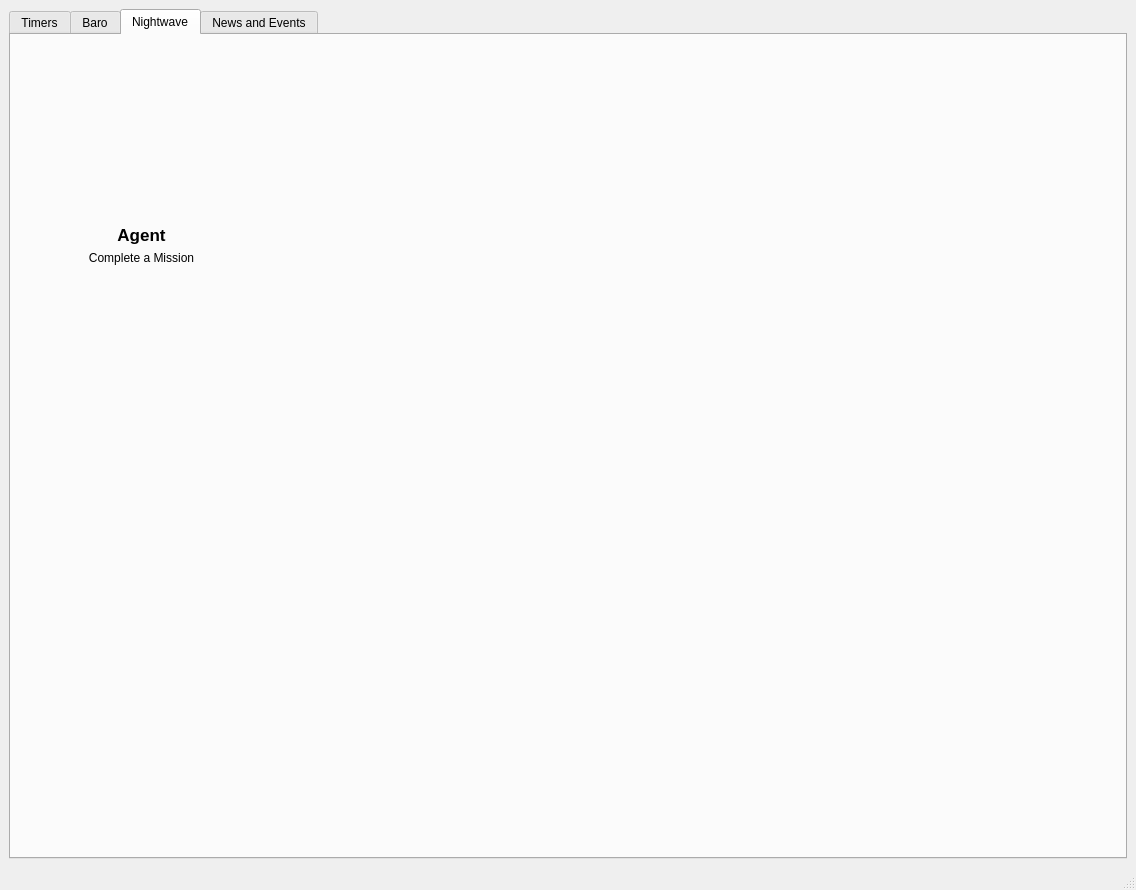
mahmed2000/wf-worldstate, file gui_base.ui: the form before one commit.
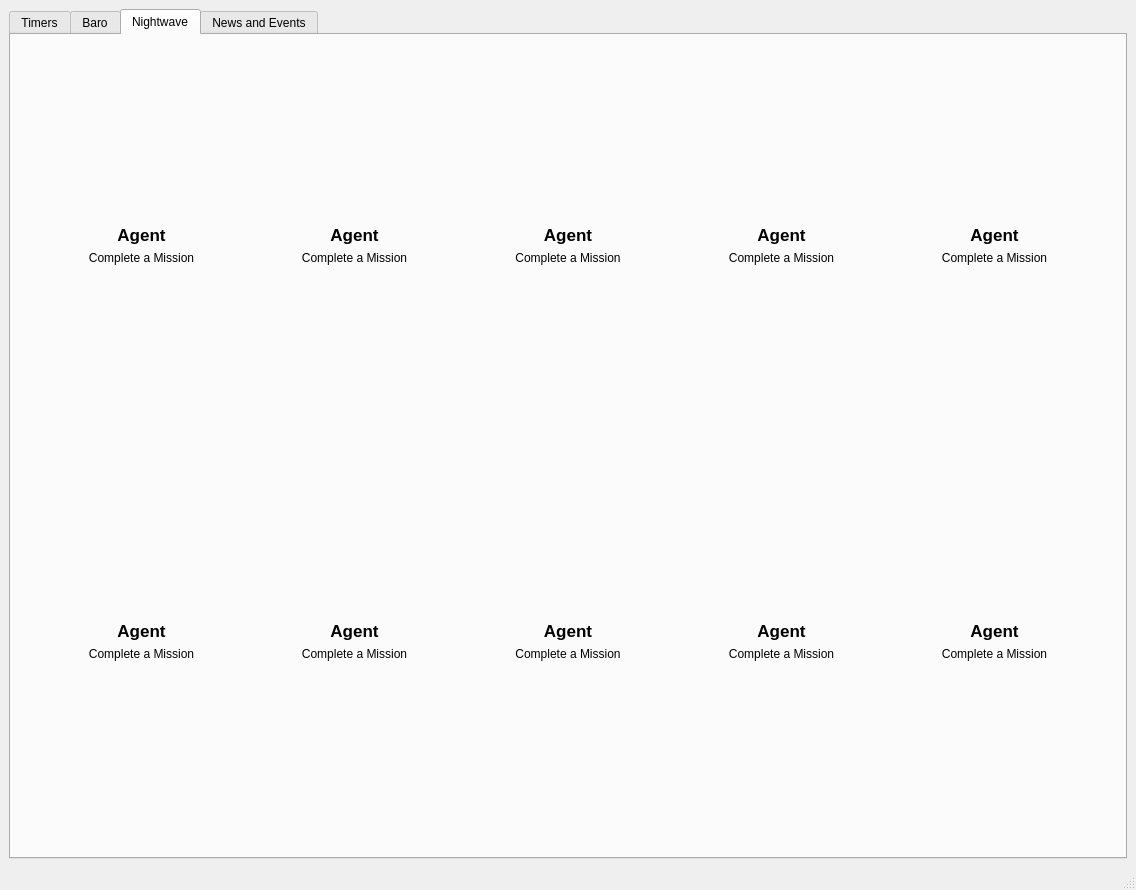
The form after the commit. The open tabs and pages were chosen to show the change. Custom widgets are drawn as their Qt base class.

Commit message: Using Promoted widgets to handle dynamic elements

Patch:
```diff
--- a/gui_base.ui
+++ b/gui_base.ui
@@ -938,22 +938,134 @@
                </item>
                <item>
                 <widget class="QWidget" name="NightwaveDaily2" native="true">
-                 <layout class="QVBoxLayout" name="verticalLayout_21"/>
+                 <layout class="QVBoxLayout" name="verticalLayout">
+                  <item>
+                   <widget class="QLabel" name="Daily2Name">
+                    <property name="font">
+                     <font>
+                      <pointsize>13</pointsize>
+                      <weight>75</weight>
+                      <bold>true</bold>
+                     </font>
+                    </property>
+                    <property name="text">
+                     <string>Agent</string>
+                    </property>
+                    <property name="alignment">
+                     <set>Qt::AlignBottom|Qt::AlignHCenter</set>
+                    </property>
+                   </widget>
+                  </item>
+                  <item>
+                   <widget class="QLabel" name="Daily2Desc">
+                    <property name="text">
+                     <string>Complete a Mission</string>
+                    </property>
+                    <property name="alignment">
+                     <set>Qt::AlignHCenter|Qt::AlignTop</set>
+                    </property>
+                   </widget>
+                  </item>
+                 </layout>
                 </widget>
                </item>
                <item>
                 <widget class="QWidget" name="NightwaveDaily3" native="true">
-                 <layout class="QVBoxLayout" name="verticalLayout_22"/>
+                 <layout class="QVBoxLayout" name="verticalLayout_20">
+                  <item>
+                   <widget class="QLabel" name="Daily3Name">
+                    <property name="font">
+                     <font>
+                      <pointsize>13</pointsize>
+                      <weight>75</weight>
+                      <bold>true</bold>
+                     </font>
+                    </property>
+                    <property name="text">
+                     <string>Agent</string>
+                    </property>
+                    <property name="alignment">
+                     <set>Qt::AlignBottom|Qt::AlignHCenter</set>
+                    </property>
+                   </widget>
+                  </item>
+                  <item>
+                   <widget class="QLabel" name="Daily3Desc">
+                    <property name="text">
+                     <string>Complete a Mission</string>
+                    </property>
+                    <property name="alignment">
+                     <set>Qt::AlignHCenter|Qt::AlignTop</set>
+                    </property>
+                   </widget>
+                  </item>
+                 </layout>
                 </widget>
                </item>
                <item>
                 <widget class="QWidget" name="NightwaveWeekly1" native="true">
-                 <layout class="QVBoxLayout" name="verticalLayout_23"/>
+                 <layout class="QVBoxLayout" name="verticalLayout_21">
+                  <item>
+                   <widget class="QLabel" name="Weekly1Name">
+                    <property name="font">
+                     <font>
+                      <pointsize>13</pointsize>
+                      <weight>75</weight>
+                      <bold>true</bold>
+                     </font>
+                    </property>
+                    <property name="text">
+                     <string>Agent</string>
+                    </property>
+                    <property name="alignment">
+                     <set>Qt::AlignBottom|Qt::AlignHCenter</set>
+                    </property>
+                   </widget>
+                  </item>
+                  <item>
+                   <widget class="QLabel" name="Weekly1Desc">
+                    <property name="text">
+                     <string>Complete a Mission</string>
+                    </property>
+                    <property name="alignment">
+                     <set>Qt::AlignHCenter|Qt::AlignTop</set>
+                    </property>
+                   </widget>
+                  </item>
+                 </layout>
                 </widget>
                </item>
                <item>
                 <widget class="QWidget" name="NightwaveWeekly2" native="true">
-                 <layout class="QVBoxLayout" name="verticalLayout_24"/>
+                 <layout class="QVBoxLayout" name="verticalLayout_22">
+                  <item>
+                   <widget class="QLabel" name="Weekly2Name">
+                    <property name="font">
+                     <font>
+                      <pointsize>13</pointsize>
+                      <weight>75</weight>
+                      <bold>true</bold>
+                     </font>
+                    </property>
+                    <property name="text">
+                     <string>Agent</string>
+                    </property>
+                    <property name="alignment">
+                     <set>Qt::AlignBottom|Qt::AlignHCenter</set>
+                    </property>
+                   </widget>
+                  </item>
+                  <item>
+                   <widget class="QLabel" name="Weekly2Desc">
+                    <property name="text">
+                     <string>Complete a Mission</string>
+                    </property>
+                    <property name="alignment">
+                     <set>Qt::AlignHCenter|Qt::AlignTop</set>
+                    </property>
+                   </widget>
+                  </item>
+                 </layout>
                 </widget>
                </item>
               </layout>
@@ -964,27 +1076,167 @@
               <layout class="QHBoxLayout" name="horizontalLayout_9">
                <item>
                 <widget class="QWidget" name="NightwaveWeekly3" native="true">
-                 <layout class="QVBoxLayout" name="verticalLayout_25"/>
+                 <layout class="QVBoxLayout" name="verticalLayout_23">
+                  <item>
+                   <widget class="QLabel" name="Weekly3Name">
+                    <property name="font">
+                     <font>
+                      <pointsize>13</pointsize>
+                      <weight>75</weight>
+                      <bold>true</bold>
+                     </font>
+                    </property>
+                    <property name="text">
+                     <string>Agent</string>
+                    </property>
+                    <property name="alignment">
+                     <set>Qt::AlignBottom|Qt::AlignHCenter</set>
+                    </property>
+                   </widget>
+                  </item>
+                  <item>
+                   <widget class="QLabel" name="Weekly3Desc">
+                    <property name="text">
+                     <string>Complete a Mission</string>
+                    </property>
+                    <property name="alignment">
+                     <set>Qt::AlignHCenter|Qt::AlignTop</set>
+                    </property>
+                   </widget>
+                  </item>
+                 </layout>
                 </widget>
                </item>
                <item>
                 <widget class="QWidget" name="NightwaveWeekly4" native="true">
-                 <layout class="QVBoxLayout" name="verticalLayout_26"/>
+                 <layout class="QVBoxLayout" name="verticalLayout_24">
+                  <item>
+                   <widget class="QLabel" name="Weekly4Name">
+                    <property name="font">
+                     <font>
+                      <pointsize>13</pointsize>
+                      <weight>75</weight>
+                      <bold>true</bold>
+                     </font>
+                    </property>
+                    <property name="text">
+                     <string>Agent</string>
+                    </property>
+                    <property name="alignment">
+                     <set>Qt::AlignBottom|Qt::AlignHCenter</set>
+                    </property>
+                   </widget>
+                  </item>
+                  <item>
+                   <widget class="QLabel" name="Weekly4Desc">
+                    <property name="text">
+                     <string>Complete a Mission</string>
+                    </property>
+                    <property name="alignment">
+                     <set>Qt::AlignHCenter|Qt::AlignTop</set>
+                    </property>
+                   </widget>
+                  </item>
+                 </layout>
                 </widget>
                </item>
                <item>
                 <widget class="QWidget" name="NightwaveWeekly5" native="true">
-                 <layout class="QVBoxLayout" name="verticalLayout_27"/>
+                 <layout class="QVBoxLayout" name="verticalLayout_25">
+                  <item>
+                   <widget class="QLabel" name="Weekly5Name">
+                    <property name="font">
+                     <font>
+                      <pointsize>13</pointsize>
+                      <weight>75</weight>
+                      <bold>true</bold>
+                     </font>
+                    </property>
+                    <property name="text">
+                     <string>Agent</string>
+                    </property>
+                    <property name="alignment">
+                     <set>Qt::AlignBottom|Qt::AlignHCenter</set>
+                    </property>
+                   </widget>
+                  </item>
+                  <item>
+                   <widget class="QLabel" name="Weekly5Desc">
+                    <property name="text">
+                     <string>Complete a Mission</string>
+                    </property>
+                    <property name="alignment">
+                     <set>Qt::AlignHCenter|Qt::AlignTop</set>
+                    </property>
+                   </widget>
+                  </item>
+                 </layout>
                 </widget>
                </item>
                <item>
                 <widget class="QWidget" name="NightwaveElite1" native="true">
-                 <layout class="QVBoxLayout" name="verticalLayout_28"/>
+                 <layout class="QVBoxLayout" name="verticalLayout_26">
+                  <item>
+                   <widget class="QLabel" name="Elite1Name">
+                    <property name="font">
+                     <font>
+                      <pointsize>13</pointsize>
+                      <weight>75</weight>
+                      <bold>true</bold>
+                     </font>
+                    </property>
+                    <property name="text">
+                     <string>Agent</string>
+                    </property>
+                    <property name="alignment">
+                     <set>Qt::AlignBottom|Qt::AlignHCenter</set>
+                    </property>
+                   </widget>
+                  </item>
+                  <item>
+                   <widget class="QLabel" name="Elite1Desc">
+                    <property name="text">
+                     <string>Complete a Mission</string>
+                    </property>
+                    <property name="alignment">
+                     <set>Qt::AlignHCenter|Qt::AlignTop</set>
+                    </property>
+                   </widget>
+                  </item>
+                 </layout>
                 </widget>
                </item>
                <item>
                 <widget class="QWidget" name="NightwaveElite2" native="true">
-                 <layout class="QVBoxLayout" name="verticalLayout_29"/>
+                 <layout class="QVBoxLayout" name="verticalLayout_27">
+                  <item>
+                   <widget class="QLabel" name="Elite2Name">
+                    <property name="font">
+                     <font>
+                      <pointsize>13</pointsize>
+                      <weight>75</weight>
+                      <bold>true</bold>
+                     </font>
+                    </property>
+                    <property name="text">
+                     <string>Agent</string>
+                    </property>
+                    <property name="alignment">
+                     <set>Qt::AlignBottom|Qt::AlignHCenter</set>
+                    </property>
+                   </widget>
+                  </item>
+                  <item>
+                   <widget class="QLabel" name="Elite3Desc">
+                    <property name="text">
+                     <string>Complete a Mission</string>
+                    </property>
+                    <property name="alignment">
+                     <set>Qt::AlignHCenter|Qt::AlignTop</set>
+                    </property>
+                   </widget>
+                  </item>
+                 </layout>
                 </widget>
                </item>
               </layout>
@@ -1198,6 +1450,44 @@
   </widget>
   <widget class="QStatusBar" name="statusbar"/>
  </widget>
+ <customwidgets>
+  <customwidget>
+   <class>Fissure</class>
+   <extends>QWidget</extends>
+   <header>extra_widgets</header>
+   <container>1</container>
+  </customwidget>
+  <customwidget>
+   <class>Invasion</class>
+   <extends>QWidget</extends>
+   <header>extra_widgets</header>
+   <container>1</container>
+  </customwidget>
+  <customwidget>
+   <class>Alert</class>
+   <extends>QWidget</extends>
+   <header>extra_widgets</header>
+   <container>1</container>
+  </customwidget>
+  <customwidget>
+   <class>BaroItem</class>
+   <extends>QWidget</extends>
+   <header>extra_widgets</header>
+   <container>1</container>
+  </customwidget>
+  <customwidget>
+   <class>Event</class>
+   <extends>QWidget</extends>
+   <header>extra_widgets</header>
+   <container>1</container>
+  </customwidget>
+  <customwidget>
+   <class>NewsBlurb</class>
+   <extends>QWidget</extends>
+   <header>extra_widgets</header>
+   <container>1</container>
+  </customwidget>
+ </customwidgets>
  <resources/>
  <connections/>
 </ui>
```
Left out of the diff: 260 changed lines with no effect on the pictures. The commit also changes 2 other files.
